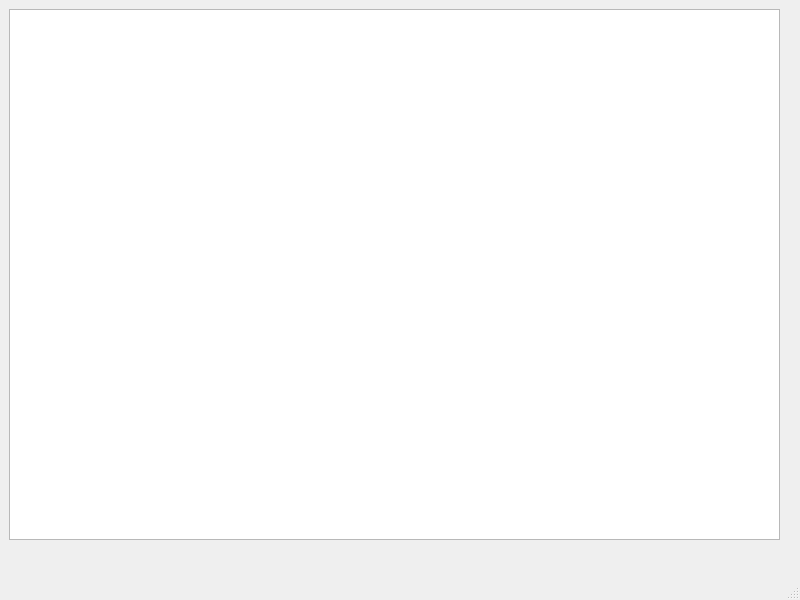
First picture: the form in mainwindow.ui, repository Sara-Ochoa/Proyecto_Final, before the edit.
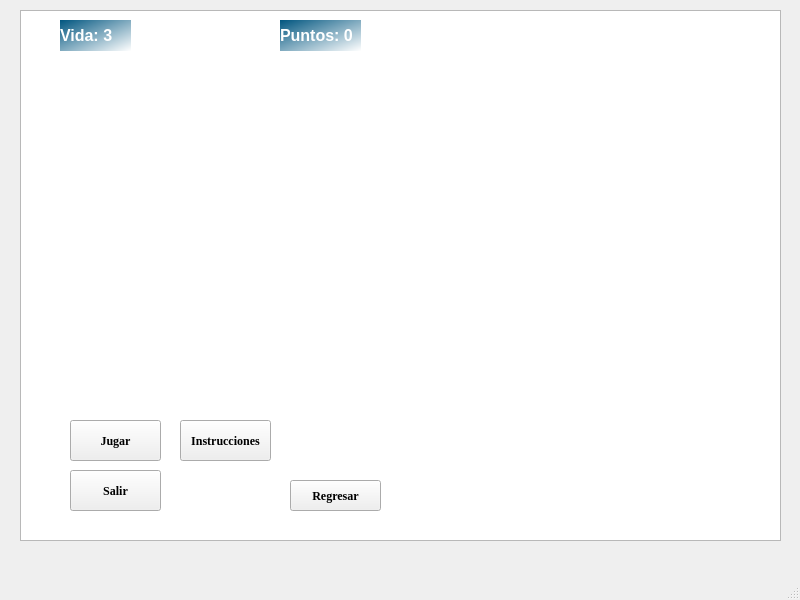
Second picture: the form after the edit.

Patch:
```diff
--- a/mainwindow.ui
+++ b/mainwindow.ui
@@ -17,13 +17,135 @@
    <widget class="QGraphicsView" name="graphicsView">
     <property name="geometry">
      <rect>
-      <x>9</x>
-      <y>9</y>
-      <width>771</width>
+      <x>20</x>
+      <y>10</y>
+      <width>761</width>
       <height>531</height>
      </rect>
     </property>
    </widget>
+   <widget class="QLabel" name="label">
+    <property name="geometry">
+     <rect>
+      <x>60</x>
+      <y>20</y>
+      <width>71</width>
+      <height>31</height>
+     </rect>
+    </property>
+    <property name="font">
+     <font>
+      <pointsize>12</pointsize>
+      <bold>true</bold>
+     </font>
+    </property>
+    <property name="styleSheet">
+     <string notr="true">background-color: qlineargradient(spread:pad, x1:0, y1:0, x2:1, y2:1, stop:0 rgba(0, 85, 127, 255), stop:1 rgba(255, 255, 255, 255));
+color: qlineargradient(spread:pad, x1:0, y1:0, x2:1, y2:1, stop:0 rgba(0, 0, 0, 255), stop:1 rgba(255, 255, 255, 255));</string>
+    </property>
+    <property name="text">
+     <string>Vida: 3</string>
+    </property>
+   </widget>
+   <widget class="QLabel" name="label_2">
+    <property name="geometry">
+     <rect>
+      <x>280</x>
+      <y>20</y>
+      <width>81</width>
+      <height>31</height>
+     </rect>
+    </property>
+    <property name="font">
+     <font>
+      <pointsize>12</pointsize>
+      <bold>true</bold>
+     </font>
+    </property>
+    <property name="styleSheet">
+     <string notr="true">color: qlineargradient(spread:pad, x1:0, y1:0, x2:1, y2:1, stop:0 rgba(255, 255, 255, 255), stop:1 rgba(255, 255, 255, 255));
+background-color: qlineargradient(spread:pad, x1:0, y1:0, x2:1, y2:1, stop:0 rgba(0, 85, 127, 255), stop:1 rgba(255, 255, 255, 255));</string>
+    </property>
+    <property name="text">
+     <string>Puntos: 0</string>
+    </property>
+   </widget>
+   <widget class="QPushButton" name="btn_Regresar">
+    <property name="geometry">
+     <rect>
+      <x>290</x>
+      <y>480</y>
+      <width>91</width>
+      <height>31</height>
+     </rect>
+    </property>
+    <property name="font">
+     <font>
+      <family>Times New Roman</family>
+      <bold>true</bold>
+     </font>
+    </property>
+    <property name="text">
+     <string>Regresar</string>
+    </property>
+   </widget>
+   <widget class="QPushButton" name="btn_Jugar">
+    <property name="geometry">
+     <rect>
+      <x>70</x>
+      <y>420</y>
+      <width>91</width>
+      <height>41</height>
+     </rect>
+    </property>
+    <property name="font">
+     <font>
+      <family>Times New Roman</family>
+      <bold>true</bold>
+     </font>
+    </property>
+    <property name="text">
+     <string>Jugar</string>
+    </property>
+   </widget>
+   <widget class="QPushButton" name="btb_Instrucciones">
+    <property name="geometry">
+     <rect>
+      <x>180</x>
+      <y>420</y>
+      <width>91</width>
+      <height>41</height>
+     </rect>
+    </property>
+    <property name="font">
+     <font>
+      <family>Times New Roman</family>
+      <bold>true</bold>
+     </font>
+    </property>
+    <property name="text">
+     <string>Instrucciones</string>
+    </property>
+   </widget>
+   <widget class="QPushButton" name="btb_Salir">
+    <property name="geometry">
+     <rect>
+      <x>70</x>
+      <y>470</y>
+      <width>91</width>
+      <height>41</height>
+     </rect>
+    </property>
+    <property name="font">
+     <font>
+      <family>Times New Roman</family>
+      <bold>true</bold>
+     </font>
+    </property>
+    <property name="text">
+     <string>Salir</string>
+    </property>
+   </widget>
   </widget>
   <widget class="QMenuBar" name="menubar">
    <property name="geometry">
```
